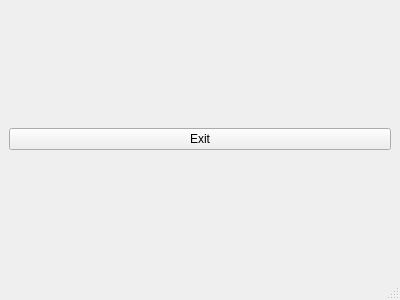
Toskor/qt-test-app, file mainwindow.ui: the form before one commit.
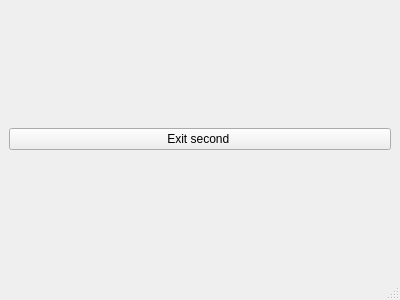
The form after the commit.

Patch:
```diff
--- a/mainwindow.ui
+++ b/mainwindow.ui
@@ -31,7 +31,7 @@
     <item>
      <widget class="QPushButton" name="exitButton">
       <property name="text">
-       <string>Exit</string>
+       <string>Exit second </string>
       </property>
      </widget>
     </item>
```
